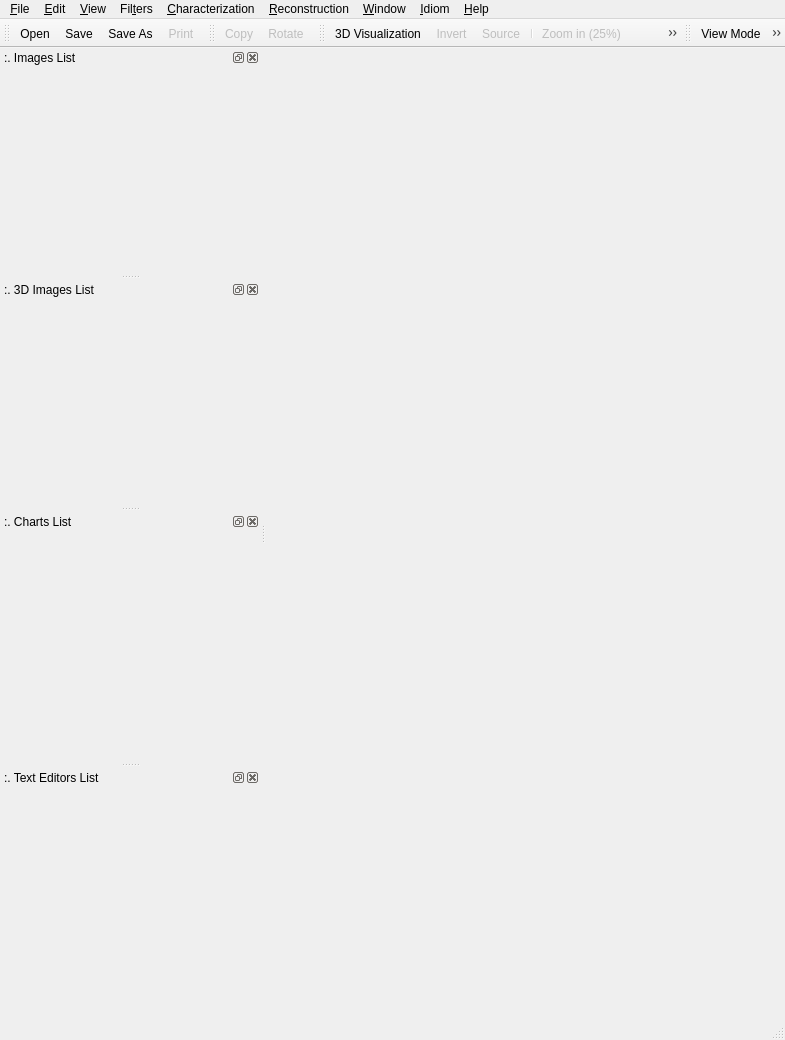
ldsc/lvp, file src/lvpinterface.ui: the form before one commit.
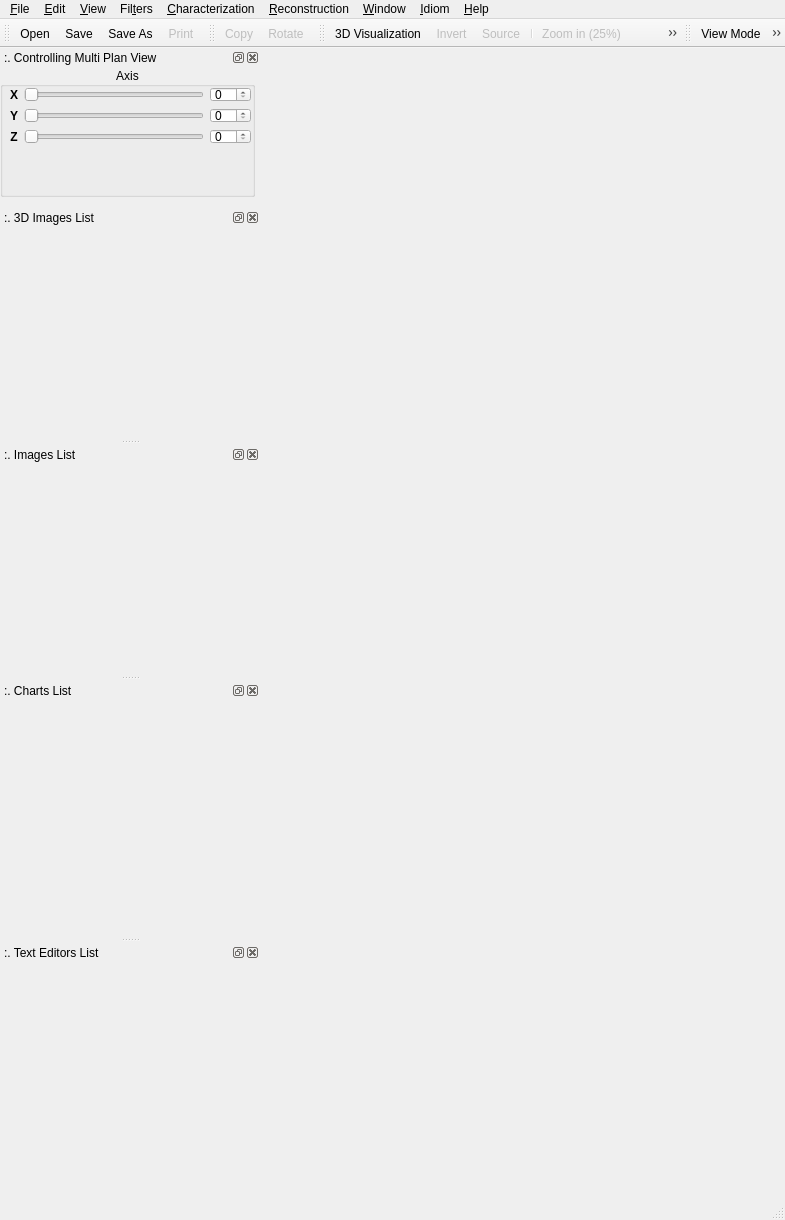
The form after the commit. Icons and pictures are not drawn.

Commit message: implementando visualização 3D do tipo multi view

Diff of the .ui file:
```diff
--- a/src/lvpinterface.ui
+++ b/src/lvpinterface.ui
@@ -14,7 +14,7 @@
     <x>0</x>
     <y>0</y>
     <width>785</width>
-    <height>1039</height>
+    <height>1220</height>
    </rect>
   </property>
   <property name="windowTitle">
@@ -311,7 +311,7 @@
    <addaction name="actionClose"/>
    <addaction name="actionCloseAll"/>
   </widget>
-  <widget class="QDockWidget" name="dockWidgetLista">
+  <widget class="QDockWidget" name="dockWidgetVisualisation3D">
    <property name="enabled">
     <bool>true</bool>
    </property>
@@ -323,14 +323,14 @@
    </property>
    <property name="minimumSize">
     <size>
-     <width>228</width>
-     <height>226</height>
+     <width>260</width>
+     <height>160</height>
     </size>
    </property>
    <property name="maximumSize">
     <size>
-     <width>388</width>
-     <height>524287</height>
+     <width>260</width>
+     <height>160</height>
     </size>
    </property>
    <property name="windowIcon">
@@ -350,18 +350,137 @@
     <bool>false</bool>
    </property>
    <property name="features">
-    <set>QDockWidget::DockWidgetClosable|QDockWidget::DockWidgetFloatable</set>
+    <set>QDockWidget::AllDockWidgetFeatures</set>
    </property>
    <property name="allowedAreas">
     <set>Qt::LeftDockWidgetArea|Qt::RightDockWidgetArea</set>
    </property>
    <property name="windowTitle">
-    <string>:. Images List</string>
+    <string>:. Controlling Multi Plan View</string>
    </property>
    <attribute name="dockWidgetArea">
     <number>1</number>
    </attribute>
-   <widget class="QWidget" name="dockWidgetContents"/>
+   <widget class="QWidget" name="dockWidgetContentsVisual3D">
+    <widget class="QGroupBox" name="groupBox">
+     <property name="geometry">
+      <rect>
+       <x>0</x>
+       <y>0</y>
+       <width>255</width>
+       <height>130</height>
+      </rect>
+     </property>
+     <property name="title">
+      <string>Axis</string>
+     </property>
+     <property name="alignment">
+      <set>Qt::AlignCenter</set>
+     </property>
+     <property name="flat">
+      <bool>false</bool>
+     </property>
+     <property name="checkable">
+      <bool>false</bool>
+     </property>
+     <widget class="QWidget" name="layoutWidget">
+      <property name="geometry">
+       <rect>
+        <x>10</x>
+        <y>20</y>
+        <width>241</width>
+        <height>107</height>
+       </rect>
+      </property>
+      <layout class="QGridLayout" name="gridLayout">
+       <property name="sizeConstraint">
+        <enum>QLayout::SetMaximumSize</enum>
+       </property>
+       <item row="0" column="0">
+        <widget class="QLabel" name="label_x">
+         <property name="font">
+          <font>
+           <family>Tahoma</family>
+           <weight>75</weight>
+           <bold>true</bold>
+          </font>
+         </property>
+         <property name="text">
+          <string>X</string>
+         </property>
+         <property name="alignment">
+          <set>Qt::AlignCenter</set>
+         </property>
+        </widget>
+       </item>
+       <item row="1" column="0">
+        <widget class="QLabel" name="label_y">
+         <property name="font">
+          <font>
+           <family>Tahoma</family>
+           <weight>75</weight>
+           <bold>true</bold>
+          </font>
+         </property>
+         <property name="text">
+          <string>Y</string>
+         </property>
+         <property name="alignment">
+          <set>Qt::AlignCenter</set>
+         </property>
+        </widget>
+       </item>
+       <item row="2" column="0">
+        <widget class="QLabel" name="label_z">
+         <property name="font">
+          <font>
+           <family>Tahoma</family>
+           <weight>75</weight>
+           <bold>true</bold>
+          </font>
+         </property>
+         <property name="text">
+          <string>Z</string>
+         </property>
+         <property name="alignment">
+          <set>Qt::AlignCenter</set>
+         </property>
+        </widget>
+       </item>
+       <item row="0" column="1">
+        <widget class="QSlider" name="horizontalSlider_x">
+         <property name="orientation">
+          <enum>Qt::Horizontal</enum>
+         </property>
+        </widget>
+       </item>
+       <item row="0" column="2">
+        <widget class="QSpinBox" name="spinBox_x"/>
+       </item>
+       <item row="1" column="2">
+        <widget class="QSpinBox" name="spinBox_y"/>
+       </item>
+       <item row="1" column="1">
+        <widget class="QSlider" name="horizontalSlider_y">
+         <property name="orientation">
+          <enum>Qt::Horizontal</enum>
+         </property>
+        </widget>
+       </item>
+       <item row="2" column="2">
+        <widget class="QSpinBox" name="spinBox_z"/>
+       </item>
+       <item row="2" column="1">
+        <widget class="QSlider" name="horizontalSlider_z">
+         <property name="orientation">
+          <enum>Qt::Horizontal</enum>
+         </property>
+        </widget>
+       </item>
+      </layout>
+     </widget>
+    </widget>
+   </widget>
   </widget>
   <widget class="QDockWidget" name="dockWidgetLista3D">
    <property name="sizePolicy">
@@ -412,6 +531,58 @@
    </attribute>
    <widget class="QWidget" name="dockWidgetContents3D"/>
   </widget>
+  <widget class="QDockWidget" name="dockWidgetLista">
+   <property name="enabled">
+    <bool>true</bool>
+   </property>
+   <property name="sizePolicy">
+    <sizepolicy hsizetype="Minimum" vsizetype="Preferred">
+     <horstretch>0</horstretch>
+     <verstretch>0</verstretch>
+    </sizepolicy>
+   </property>
+   <property name="minimumSize">
+    <size>
+     <width>228</width>
+     <height>226</height>
+    </size>
+   </property>
+   <property name="maximumSize">
+    <size>
+     <width>388</width>
+     <height>524287</height>
+    </size>
+   </property>
+   <property name="windowIcon">
+    <iconset resource="application.qrc">
+     <normaloff>:/images/logo.png</normaloff>:/images/logo.png</iconset>
+   </property>
+   <property name="toolTip">
+    <string/>
+   </property>
+   <property name="accessibleName">
+    <string/>
+   </property>
+   <property name="accessibleDescription">
+    <string/>
+   </property>
+   <property name="floating">
+    <bool>false</bool>
+   </property>
+   <property name="features">
+    <set>QDockWidget::DockWidgetClosable|QDockWidget::DockWidgetFloatable</set>
+   </property>
+   <property name="allowedAreas">
+    <set>Qt::LeftDockWidgetArea|Qt::RightDockWidgetArea</set>
+   </property>
+   <property name="windowTitle">
+    <string>:. Images List</string>
+   </property>
+   <attribute name="dockWidgetArea">
+    <number>1</number>
+   </attribute>
+   <widget class="QWidget" name="dockWidgetContents"/>
+  </widget>
   <widget class="QDockWidget" name="dockWidgetListaChart">
    <property name="sizePolicy">
     <sizepolicy hsizetype="Minimum" vsizetype="Preferred">
```
Left out of the diff: 290 changed lines with no effect on the pictures. The commit also changes 4 other files.
